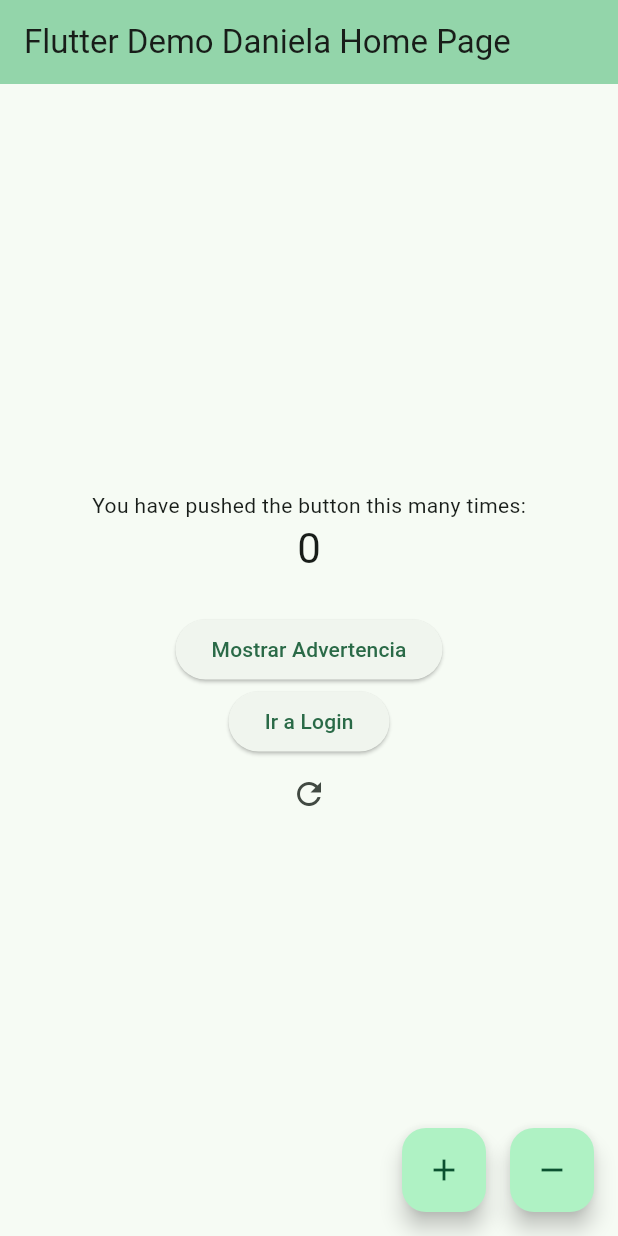
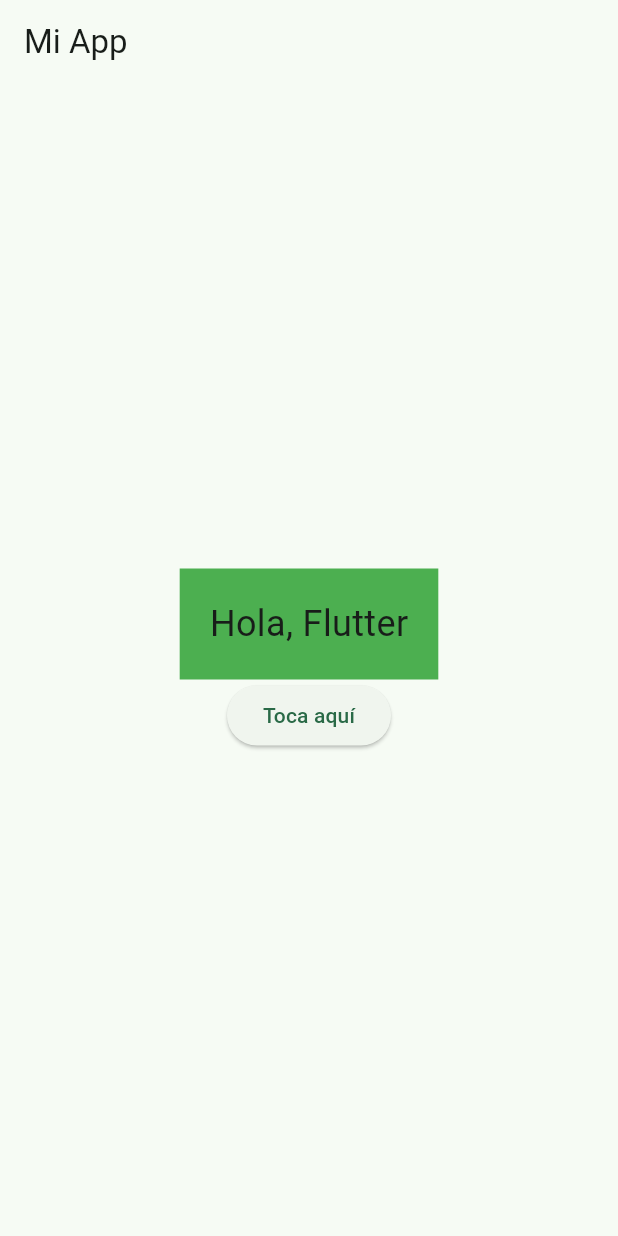
Before and after one commit to danusitacm/dcristaldo-flutter01, a Flutter app: the screen it shows after launch, on a phone screen of 412 x 824 dp. Run offline on Flutter 3.47's test engine with Material 3 defaults, Android fonts, the phone set to English and light mode, and no system bars.

Commit message:
Prompt 1: Crea una nueva pantalla
-Agrega una nueva pantalla MiScreen
-MiScreen tiene posee una Columna, Conteiner y un Text
-Modifica el main en home para que muestre MiScreen al iniciar la app
-Modifica el color del conteiner a verde y agrega un padding de 20
-Modifica el texto del boton a "Tocar aqui"

```diff
--- a/lib/main.dart
+++ b/lib/main.dart
@@ -1,5 +1,6 @@
 import 'package:dcristaldo/views/login_screen.dart';
 import 'package:flutter/material.dart';
+import 'package:dcristaldo/views/mi_screen.dart';
 
 void main() {
   runApp(const MyApp());
@@ -17,7 +18,8 @@ class MyApp extends StatelessWidget {
           seedColor: const Color.fromARGB(255, 11, 173, 106),
         ),
       ),
-      home: const MyHomePage(title: 'Flutter Demo Daniela Home Page'),
+      //home: const MyHomePage(title: 'Flutter Demo Daniela Home Page'),
+      home: const MiScreen(),
     );
   }
 }
--- /dev/null
+++ b/lib/views/mi_screen.dart
@@ -0,0 +1,36 @@
+import 'package:flutter/material.dart';
+
+class MiScreen extends StatelessWidget {
+  const MiScreen({super.key});
+
+  @override
+  Widget build(BuildContext context) {
+    return Scaffold(
+      appBar: AppBar(title: const Text('Mi App')),
+      body: Center(
+        child: Column(
+          mainAxisAlignment: MainAxisAlignment.center,
+          children: [
+            Container(
+              padding: const EdgeInsets.all(20.0),
+              color: Colors.green,
+              child: const Text(
+                'Hola, Flutter',
+                style: TextStyle(fontSize: 24),
+              ),
+            ),
+            ElevatedButton(
+              onPressed: () {
+                // Acción al presionar el botón
+                ScaffoldMessenger.of(context).showSnackBar(
+                  const SnackBar(content: Text('Botón presionado')),
+                );
+              },
+              child: const Text('Toca aquí'),
+            ),
+          ],
+        ),
+      ),
+    );
+  }
+}
```
